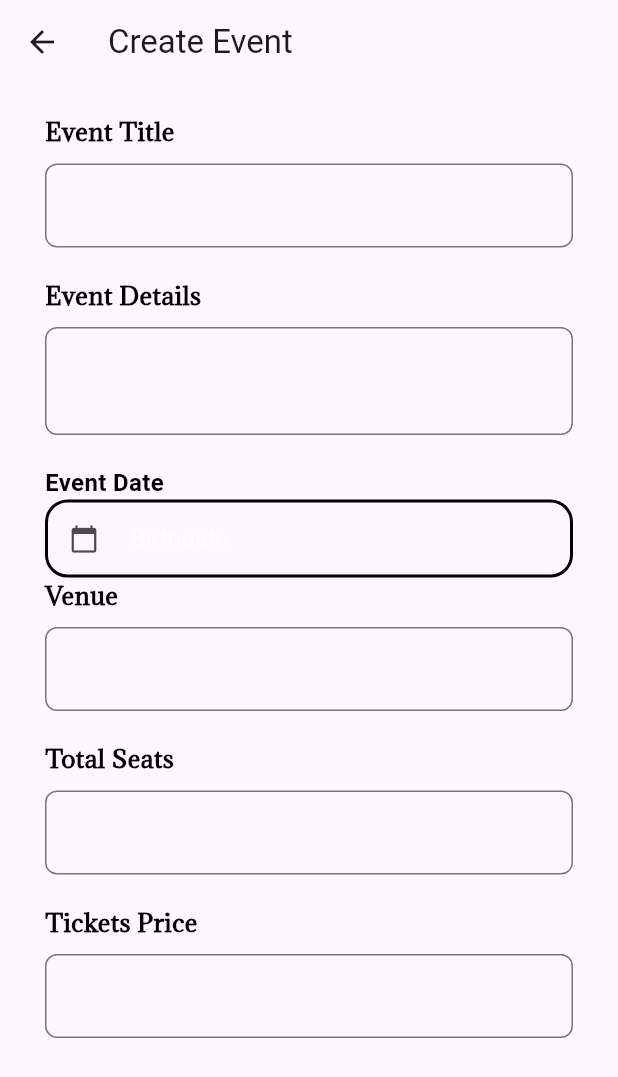
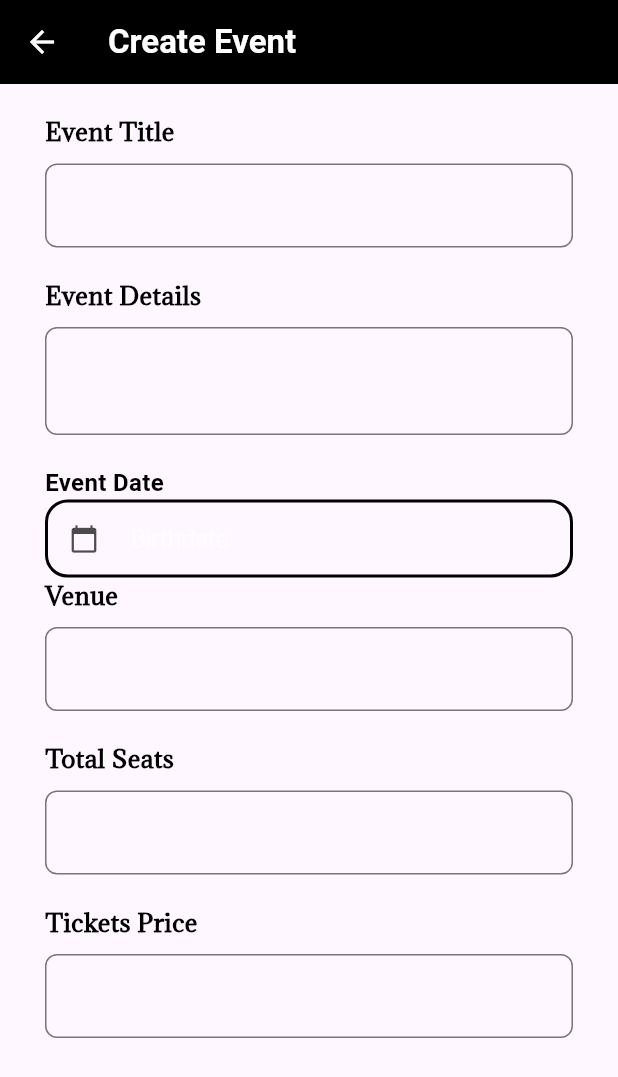
Before and after one commit to UjjanNoorillahi/H2O-frontend, a Flutter app: the EventRegistrationScreen screen opened directly, on a phone screen of 412 x 824 dp. Shown: the top 1077 px of the screen. Run offline on Flutter 3.47's test engine with Material 3 defaults, Android fonts, the phone set to English and light mode, and no system bars; our stand-ins replace dio, shared_preferences, socket_io_client, table_calendar, toastification; missing offline and left inert: flutter_stripe, image_card; accounts and stored records are empty; Roboto replaces fonts that are missing (Arial, DefaultFont).

```diff
--- a/lib/Services/login_api.dart
+++ b/lib/Services/login_api.dart
@@ -34,6 +34,7 @@ class AuthService {
         // Save the user object in SharedPreferences.
         prefs.setString('data', json.encode(responseData['data']));
         prefs.setString('userID', json.encode(responseData['user']['_id']));
+        prefs.setString('role', json.encode(responseData['user']['role']));
 
         //////////////////////
         // print(responseData.toString());
--- a/lib/screens/Events/event_registartion/event_reg_screen.dart
+++ b/lib/screens/Events/event_registartion/event_reg_screen.dart
@@ -72,9 +72,18 @@ class _EventRegistrationScreenState extends State<EventRegistrationScreen> {
   Widget build(BuildContext context) {
     return Scaffold(
         appBar: AppBar(
-          title: const Text('Create Event'),
+          title:const Text(
+          "Create Event",
+          style: TextStyle(
+                    fontSize: 22,
+                    fontFamily: 'Arial',
+                    fontWeight: FontWeight.w600,
+                    color: Colors.white),
+              ),
+
+        backgroundColor: Colors.black,
           leading: IconButton(
-            icon: const Icon(Icons.arrow_back),
+            icon: const Icon(Icons.arrow_back,color: Colors.white,),
             onPressed: () {
               Navigator.of(context).pop();
             },
@@ -108,7 +117,7 @@ class _EventRegistrationScreenState extends State<EventRegistrationScreen> {
                 const SizedBox(
                   height: 20,
                 ),
-                Text(
+                const Text(
                   "Event Date",
                   style: TextStyle(
                     color: Colors.black,
@@ -122,7 +131,7 @@ class _EventRegistrationScreenState extends State<EventRegistrationScreen> {
                   placeholderStyle: TextStyle(
                     color: Colors.white.withOpacity(0.6),
                   ),
-                  style: TextStyle(color: Colors.white),
+                  style: const TextStyle(color: Colors.white),
                   readOnly: true,
                   onTap: () => _selectDate(context),
                   decoration: BoxDecoration(
@@ -149,7 +158,7 @@ class _EventRegistrationScreenState extends State<EventRegistrationScreen> {
                   fontFamily: primaryFont,
                   // Optionally override other parameters if needed
                 ),
-                SizedBox(
+                const SizedBox(
                   height: 20,
                 ),
                 CustomLabeledTextFormField(
@@ -158,7 +167,7 @@ class _EventRegistrationScreenState extends State<EventRegistrationScreen> {
                   fontFamily: primaryFont,
                   // Optionally override other parameters if needed
                 ),
-                SizedBox(
+                const SizedBox(
                   height: 20,
                 ),
                 CustomLabeledTextFormField(
@@ -167,7 +176,7 @@ class _EventRegistrationScreenState extends State<EventRegistrationScreen> {
                   fontFamily: primaryFont,
                   // Optionally override other parameters if needed
                 ),
-                SizedBox(
+                const SizedBox(
                   height: 20,
                 ),
               ],
```
Also changed, not shown: lib/main.dart (+9 -1 lines), lib/screens/Dashboard/dashboard.dart (+88 -72 lines), lib/screens/home_screen/home_screen.dart (+8 -2 lines).
